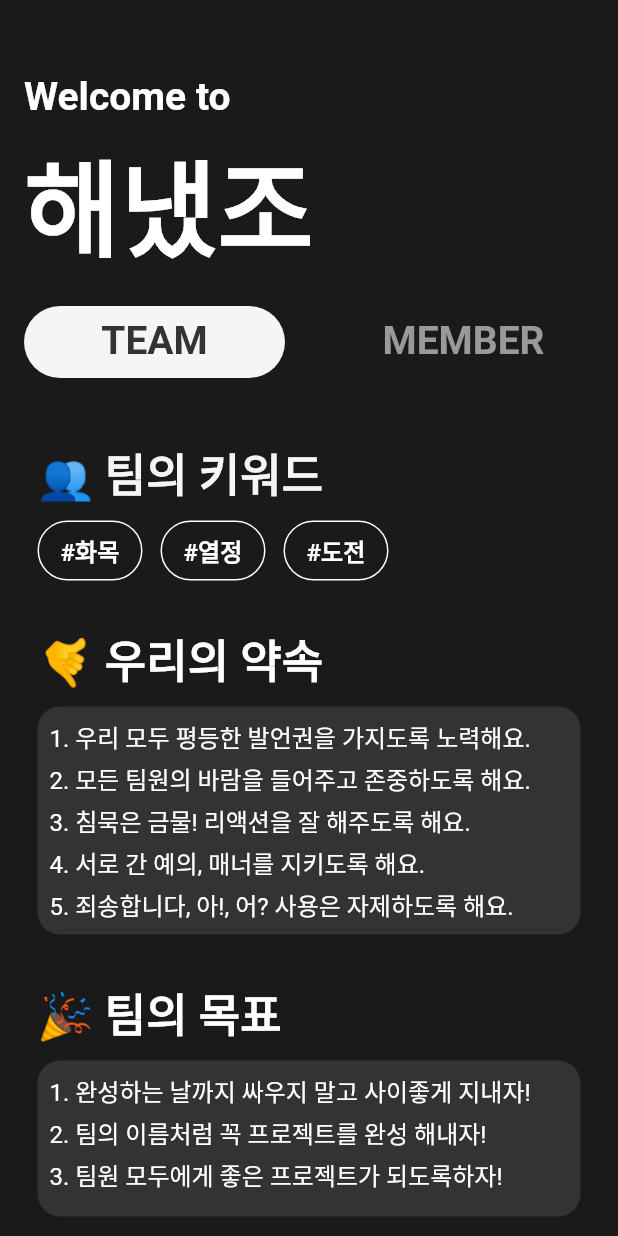
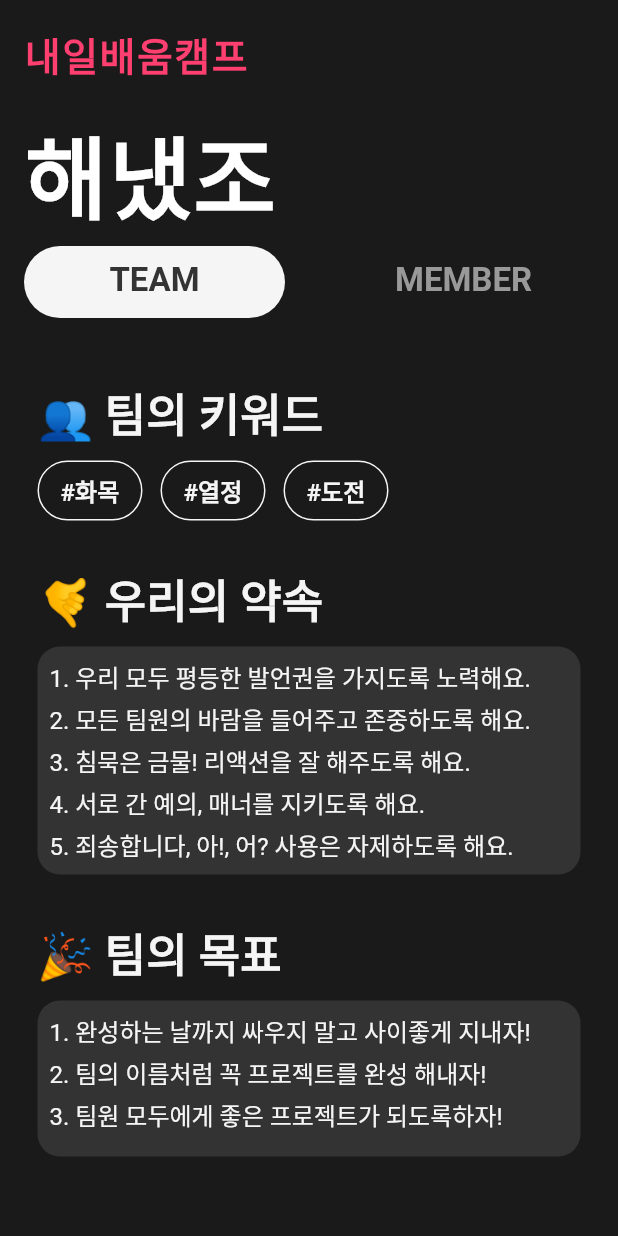
Before and after one commit to Haenaet/presenter-flutter, a Flutter app: the screen it shows after launch, on a phone screen of 412 x 824 dp. Run offline on Flutter 3.47's test engine with Material 2 defaults, Android fonts, the phone set to English and light mode, and no system bars; Roboto replaces fonts that are missing (Pretendard); project files that could hold a hidden picture were left out.

Commit message:
modified(color): #17 Used palette colors

```diff
--- a/lib/screens/team_screen.dart
+++ b/lib/screens/team_screen.dart
@@ -1,9 +1,11 @@
 import 'package:flutter/material.dart';
+
 import 'package:presenter/screens/memberlist.dart';
 import 'package:presenter/widgets/teamintro_bottom.dart';
+import 'package:presenter/configs/palette.dart';
 
 class TeamScreen extends StatefulWidget {
-  const TeamScreen({super.key});
+  const TeamScreen({Key? key}) : super(key: key);
 
   @override
   State<TeamScreen> createState() => _TeamScreenState();
@@ -17,32 +19,30 @@ class _TeamScreenState extends State<TeamScreen> {
       child: Scaffold(
         appBar: AppBar(
           elevation: 0,
-          backgroundColor: const Color(0xff1A1A1A),
-          toolbarHeight: 220.0,
+          backgroundColor: Palette.primaryColor,
+          toolbarHeight: 180.0,
           centerTitle: false,
           title: const Column(
             crossAxisAlignment: CrossAxisAlignment.start,
             children: <Widget>[
-              SizedBox(
-                height: 50,
-              ),
+              SizedBox(height: 30.0),
               Text(
-                "Welcome to",
+                "내일배움캠프",
                 style: TextStyle(
-                  color: Colors.white,
+                  color: Palette.spartaColor,
                   fontSize: 26.0,
                   fontWeight: FontWeight.w700,
+                  letterSpacing: 1.0,
                 ),
               ),
-              SizedBox(
-                height: 5.0,
-              ),
+              SizedBox(height: 16.0),
               Text(
                 "해냈조",
                 style: TextStyle(
                   color: Colors.white,
-                  fontSize: 70.0,
+                  fontSize: 60.0,
                   fontWeight: FontWeight.bold,
+                  letterSpacing: 1.0,
                 ),
               ),
             ],
@@ -50,11 +50,11 @@ class _TeamScreenState extends State<TeamScreen> {
           bottom: const TabBar(
             labelPadding: EdgeInsets.all(16.0),
             indicatorPadding: EdgeInsets.all(16.0),
-            labelColor: Color(0xff333333),
-            unselectedLabelColor: Color(0xff999999),
-            indicatorColor: Color(0xffF5F5F5),
+            labelColor: Palette.tertiaryColor,
+            unselectedLabelColor: Palette.secondaryColor,
+            indicatorColor: Palette.onPrimaryColor,
             indicator: BoxDecoration(
-              color: Color(0xffF5F5F5),
+              color: Palette.onPrimaryColor,
               borderRadius: BorderRadius.all(
                 Radius.circular(26.0),
               ),
@@ -64,7 +64,7 @@ class _TeamScreenState extends State<TeamScreen> {
                 child: Text(
                   "TEAM",
                   style: TextStyle(
-                    fontSize: 26.0,
+                    fontSize: 22.0,
                     fontWeight: FontWeight.bold,
                   ),
                 ),
@@ -73,7 +73,7 @@ class _TeamScreenState extends State<TeamScreen> {
                 child: Text(
                   "MEMBER",
                   style: TextStyle(
-                    fontSize: 26.0,
+                    fontSize: 22.0,
                     fontWeight: FontWeight.bold,
                   ),
                 ),
@@ -83,52 +83,11 @@ class _TeamScreenState extends State<TeamScreen> {
         ),
         body: const TabBarView(
           children: <Widget>[
-            //TODO: 이곳에 팀소개 페이지를 연결해주세요.
             TeamIntroWidget(),
-
-            // TestCard(
-            //   backgroundColor: Color(0xff1A1A1A),
-            //   emptyText: "팀소개 내용이 비어있어요.",
-            // ),
-            //TODO: 이곳에 팀원소개 페이지를 연결해주세요.
             MemberList(),
-
-            // TestCard(
-            //   backgroundColor: Color(0xff1A1A1A),
-            //   emptyText: "팀원소개 내용이 비어있어요.",
-            // ),
           ],
         ),
       ),
     );
   }
 }
-
-/// - 내용이 합쳐지기 전까지 임시로 사용하는 더미 위젯입니다.
-class TestCard extends StatelessWidget {
-  const TestCard({
-    Key? key,
-    required this.backgroundColor,
-    required this.emptyText,
-  }) : super(key: key);
-
-  final Color backgroundColor;
-  final String emptyText;
-
-  @override
-  Widget build(BuildContext context) {
-    return Scaffold(
-      backgroundColor: backgroundColor,
-      body: Center(
-        child: Text(
-          emptyText,
-          style: const TextStyle(
-            color: Color(0xff999999),
-            fontSize: 20.0,
-            fontWeight: FontWeight.normal,
-          ),
-        ),
-      ),
-    );
-  }
-}
--- a/lib/widgets/teamintro_bottom.dart
+++ b/lib/widgets/teamintro_bottom.dart
@@ -1,4 +1,5 @@
 import 'package:flutter/material.dart';
+
 import 'package:presenter/configs/palette.dart';
 
 class TeamIntroWidget extends StatelessWidget {
@@ -7,7 +8,6 @@ class TeamIntroWidget extends StatelessWidget {
   @override
   Widget build(BuildContext context) {
     return Scaffold(
-      // TODO: Palette 클래스에 있는 primaryColor 사용 예시
       backgroundColor: Palette.primaryColor,
       body: Padding(
         padding: const EdgeInsets.all(25.0),
@@ -20,7 +20,6 @@ class TeamIntroWidget extends StatelessWidget {
                 const Text(
                   "👥 팀의 키워드",
                   style: TextStyle(
-                    // TODO: Palette 클래스에 있는 onPrimaryColor 사용 예시
                     color: Palette.onPrimaryColor,
                     fontSize: 30.0,
                     fontWeight: FontWeight.w600,
@@ -33,14 +32,14 @@ class TeamIntroWidget extends StatelessWidget {
                       width: 70,
                       height: 40,
                       decoration: BoxDecoration(
-                        border: Border.all(color: Colors.white),
+                        border: Border.all(color: Palette.onPrimaryColor),
                         borderRadius: BorderRadius.circular(50),
                       ),
                       child: const Center(
                         child: Text(
                           "#화목",
                           style: TextStyle(
-                            color: Colors.white,
+                            color: Palette.onPrimaryColor,
                             fontSize: 16.0,
                             fontWeight: FontWeight.w600,
                           ),
@@ -54,14 +53,14 @@ class TeamIntroWidget extends StatelessWidget {
                       width: 70.0,
                       height: 40.0,
                       decoration: BoxDecoration(
-                        border: Border.all(color: Colors.white),
+                        border: Border.all(color: Palette.onPrimaryColor),
                         borderRadius: BorderRadius.circular(50.0),
                       ),
                       child: const Center(
                         child: Text(
                           "#열정",
                           style: TextStyle(
-                            color: Colors.white,
+                            color: Palette.onPrimaryColor,
                             fontSize: 16.0,
                             fontWeight: FontWeight.w600,
                           ),
@@ -73,14 +72,14 @@ class TeamIntroWidget extends StatelessWidget {
                       width: 70,
                       height: 40,
                       decoration: BoxDecoration(
-                        border: Border.all(color: Colors.white),
+                        border: Border.all(color: Palette.onPrimaryColor),
                         borderRadius: BorderRadius.circular(50),
                       ),
                       child: const Center(
                         child: Text(
                           "#도전",
                           style: TextStyle(
-                            color: Colors.white,
+                            color: Palette.onPrimaryColor,
                             fontSize: 16.0,
                             fontWeight: FontWeight.w600,
                           ),
@@ -140,7 +139,7 @@ class TeamContents extends StatelessWidget {
         Text(
           "$title",
           style: const TextStyle(
-            color: Colors.white,
+            color: Palette.onPrimaryColor,
             fontSize: 30,
             fontWeight: FontWeight.w600,
           ),
@@ -160,7 +159,7 @@ class TeamContents extends StatelessWidget {
                 Text(
                   "$one",
                   style: const TextStyle(
-                    color: Colors.white,
+                    color: Palette.onPrimaryColor,
                     fontSize: 16.0,
                     height: 1.5,
                   ),
@@ -169,7 +168,7 @@ class TeamContents extends StatelessWidget {
                 Text(
                   "$two",
                   style: const TextStyle(
-                    color: Colors.white,
+                    color: Palette.onPrimaryColor,
                     fontSize: 16.0,
                     height: 1.5,
                   ),
@@ -179,7 +178,7 @@ class TeamContents extends StatelessWidget {
                     ? Text(
                         "$three",
                         style: const TextStyle(
-                          color: Colors.white,
+                          color: Palette.onPrimaryColor,
                           fontSize: 16.0,
                           height: 1.5,
                         ),
@@ -190,7 +189,7 @@ class TeamContents extends StatelessWidget {
                     ? Text(
                         "$four",
                         style: const TextStyle(
-                          color: Colors.white,
+                          color: Palette.onPrimaryColor,
                           fontSize: 16.0,
                           height: 1.5,
                         ),
@@ -201,7 +200,7 @@ class TeamContents extends StatelessWidget {
                     ? Text(
                         "$five",
                         style: const TextStyle(
-                          color: Colors.white,
+                          color: Palette.onPrimaryColor,
                           fontSize: 16.0,
                           height: 1.5,
                         ),
```
Also changed, not shown: lib/screens/memberlist.dart (+8 -8 lines).
